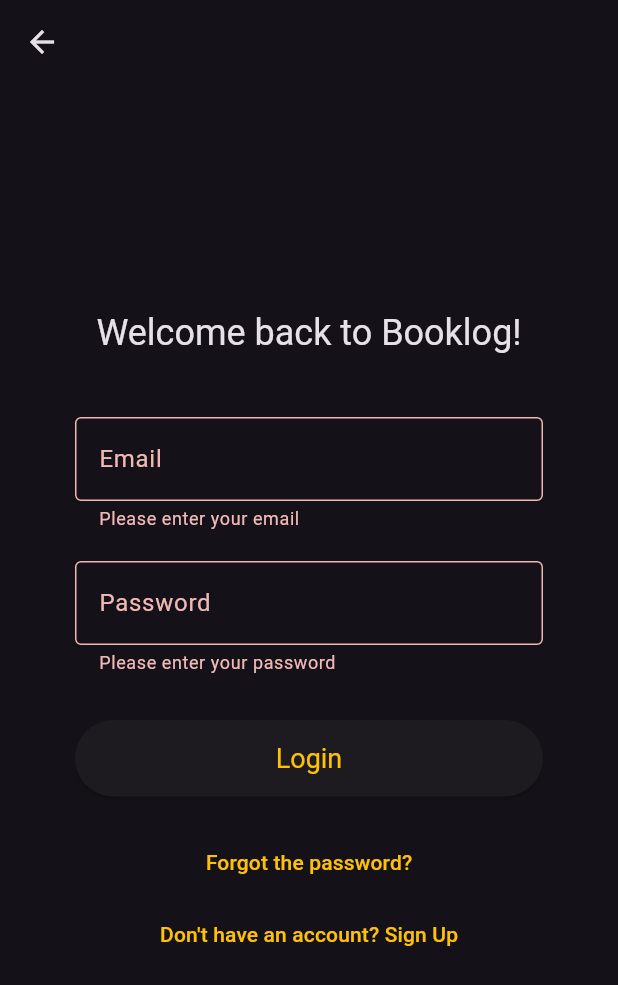
After one commit to felxx/booklog, a Flutter app: the screen it shows after launch, after a tap on "Login", on a phone screen of 412 x 824 dp. The commit adds this screen. Shown: the top 985 px of the screen. Run offline on Flutter 3.47's test engine with Material 3 defaults, Android fonts, the light colour scheme and no system bars.

Commit message:
feat(login): implement login screen

```diff
--- a/lib/config/app.dart
+++ b/lib/config/app.dart
@@ -2,6 +2,7 @@
 import 'package:booklog/screens/booklist/presentation/widget_booklist.dart';
 import 'package:booklog/screens/home/presentation/widget_home.dart';
 import 'package:booklog/screens/auth/register/presentation/widget_register_user.dart';
+import 'package:booklog/screens/auth/login/presentation/widget_login_user.dart';
 import 'package:flutter/material.dart';
 
 class App extends StatelessWidget {
@@ -14,13 +15,14 @@
       title: 'Booklog',
       theme: ThemeData(
         brightness: Brightness.dark,
-        primarySwatch: Colors.orange,
+        primarySwatch: Colors.amber,
       ),
-      initialRoute: Routes.home,
+      initialRoute: Routes.login,
       routes: {
         Routes.home :(context) => WidgetHome(),
         Routes.booklist :(context) => const WidgetBooklist(),
-        Routes.registerUser :(context) => const WidgetRegisterUser()
+        Routes.registerUser :(context) => const WidgetRegisterUser(),
+        Routes.login :(context) => const WidgetLoginUser(),
       },
     );
   }
--- a/lib/config/routes.dart
+++ b/lib/config/routes.dart
@@ -2,4 +2,5 @@
   static const home = '/';
   static const booklist = '/booklist';
   static const registerUser = '/register';
+  static const login = '/login';
 }
--- /dev/null
+++ b/lib/screens/auth/login/presentation/widget_login_user.dart
@@ -0,0 +1,126 @@
+import 'package:flutter/material.dart';
+import 'package:booklog/config/routes.dart';
+
+class WidgetLoginUser extends StatefulWidget {
+  const WidgetLoginUser({super.key});
+
+  @override
+  _WidgetLoginUserState createState() => _WidgetLoginUserState();
+}
+
+class _WidgetLoginUserState extends State<WidgetLoginUser> {
+  final _formKey = GlobalKey<FormState>();
+  final TextEditingController _emailController = TextEditingController();
+  final TextEditingController _passwordController = TextEditingController();
+
+  @override
+  void dispose() {
+    _emailController.dispose();
+    _passwordController.dispose();
+    super.dispose();
+  }
+
+  void _performLogin() {
+    if (_formKey.currentState!.validate()) {
+      // TO-DO: Login logic
+
+      ScaffoldMessenger.of(context).showSnackBar(
+        const SnackBar(content: Text('Login successful!')),
+      );
+      Navigator.pushReplacementNamed(context, Routes.home);
+    }
+  }
+
+  @override
+  Widget build(BuildContext context) {
+    return Scaffold(
+      appBar: AppBar(),
+      body: Padding(
+        padding: const EdgeInsets.all(50.0),
+        child: Form(
+          key: _formKey,
+          child: ListView(
+            children: <Widget>[
+              const SizedBox(height: 100),
+              Text(
+                'Welcome back to Booklog!',
+                style: Theme.of(context).textTheme.headlineSmall,
+                textAlign: TextAlign.center,
+              ),
+              const SizedBox(height: 40),
+
+              TextFormField(
+                controller: _emailController,
+                decoration: const InputDecoration(
+                  labelText: 'Email',
+                  border: OutlineInputBorder(),
+                ),
+                keyboardType: TextInputType.emailAddress,
+                validator: (value) {
+                  if (value == null || value.isEmpty) {
+                    return 'Please enter your email';
+                  }
+                  if (!value.contains('@') || !value.contains('.')) {
+                    return 'Enter a valid email';
+                  }
+                  return null;
+                },
+              ),
+              const SizedBox(height: 20),
+
+              TextFormField(
+                controller: _passwordController,
+                decoration: const InputDecoration(
+                  labelText: 'Password',
+                  border: OutlineInputBorder(),
+                ),
+                obscureText: true,
+                validator: (value) {
+                  if (value == null || value.isEmpty) {
+                    return 'Please enter your password';
+                  }
+                  return null;
+                },
+              ),
+              const SizedBox(height: 30),
+
+              ElevatedButton(
+                style: ElevatedButton.styleFrom(
+                  foregroundColor: Colors.amber,
+                  padding: const EdgeInsets.symmetric(vertical: 15),
+                  textStyle: const TextStyle(fontSize: 18),
+                ),
+                onPressed: _performLogin,
+                child: const Text('Login'),
+              ),
+              const SizedBox(height: 20),
+
+              TextButton(
+                onPressed: () {
+                  ScaffoldMessenger.of(context).showSnackBar(
+                    const SnackBar(content: Text('Functionality coming soon!')),
+                  );
+                },
+                style: TextButton.styleFrom(
+                  foregroundColor: Colors.amber,
+                ),
+                child: const Text('Forgot the password?'),
+              ),
+              const SizedBox(height: 0),
+
+              TextButton(
+                onPressed: () {
+                  Navigator.pushReplacementNamed(context, Routes.registerUser);
+                },
+                style: TextButton.styleFrom(
+                  foregroundColor: Colors.amber,
+                ),
+                child: const Text("Don't have an account? Sign Up"),
+              ),
+            ],
+          ),
+        ),
+      ),
+    );
+  }
+}
--- a/lib/screens/auth/register/presentation/widget_register_user.dart
+++ b/lib/screens/auth/register/presentation/widget_register_user.dart
@@ -1,3 +1,4 @@
+import 'package:booklog/config/routes.dart';
 import 'package:booklog/shared/widgets/service_terms.dart';
 import 'package:flutter/material.dart';
 
@@ -39,7 +40,7 @@
       ScaffoldMessenger.of(context).showSnackBar(
         const SnackBar(content: Text('Registration successful!')),
       );
-      Navigator.of(context).pop();
+      Navigator.pushReplacementNamed(context, Routes.home);
     }
   }
 
@@ -59,7 +60,7 @@
                 style: Theme.of(context).textTheme.headlineSmall,
                 textAlign: TextAlign.center,
               ),
-              const SizedBox(height: 50),
+              const SizedBox(height: 40),
 
               TextFormField(
                 controller: _usernameController,
```
